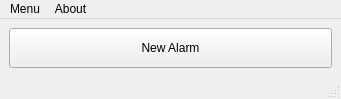
Above: MainWindow.ui from FelixdelasPozas/MultiAlarm before the change. Below: the same form after it.
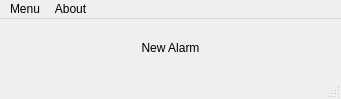
That is the form after the change. Icons and pictures are not drawn.

The edit to the form file:
```diff
--- a/MainWindow.ui
+++ b/MainWindow.ui
@@ -10,6 +10,12 @@
     <height>99</height>
    </rect>
   </property>
+  <property name="sizePolicy">
+   <sizepolicy hsizetype="Minimum" vsizetype="Minimum">
+    <horstretch>0</horstretch>
+    <verstretch>0</verstretch>
+   </sizepolicy>
+  </property>
   <property name="minimumSize">
    <size>
     <width>341</width>
@@ -19,7 +25,7 @@
   <property name="maximumSize">
    <size>
     <width>341</width>
-    <height>16777215</height>
+    <height>99</height>
    </size>
   </property>
   <property name="windowTitle">
@@ -52,6 +58,12 @@
         <height>32</height>
        </size>
       </property>
+      <property name="default">
+       <bool>true</bool>
+      </property>
+      <property name="flat">
+       <bool>true</bool>
+      </property>
      </widget>
     </item>
    </layout>
```
